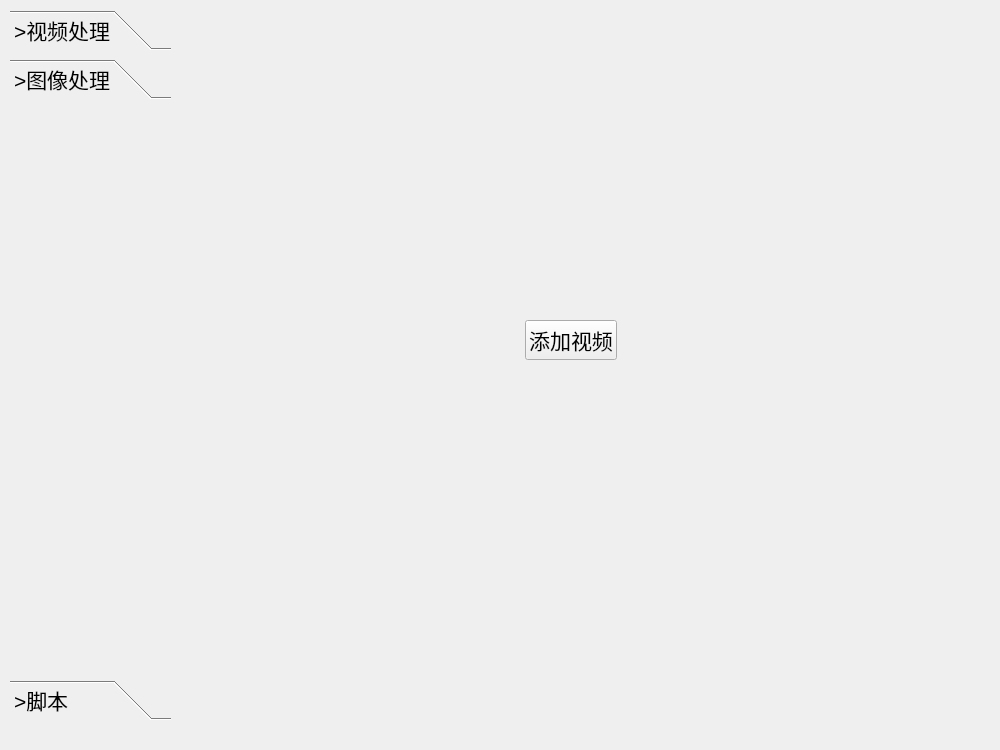
The window that ui/mainwindow.ui (zhufl0811/CommonTools) describes before a commit, drawn with Qt 5.
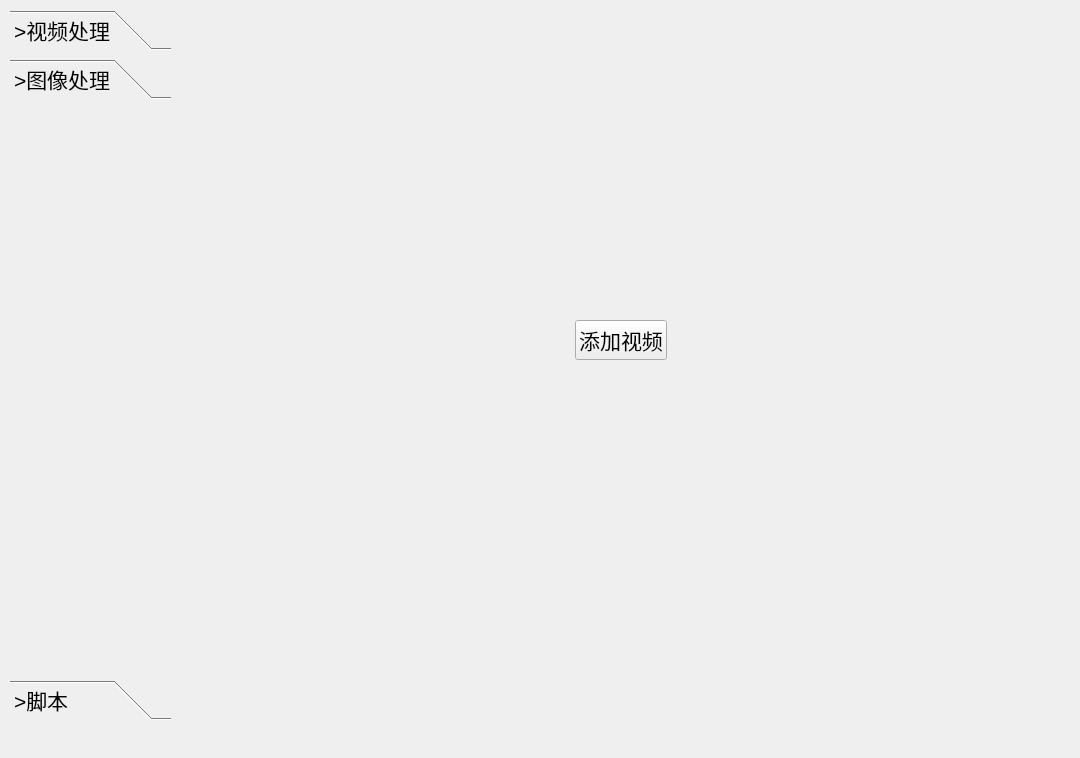
The same window after the commit. The open tabs and pages were chosen to show the change.

The edit to the form file:
```diff
--- a/ui/mainwindow.ui
+++ b/ui/mainwindow.ui
@@ -6,8 +6,8 @@
    <rect>
     <x>0</x>
     <y>0</y>
-    <width>1000</width>
-    <height>750</height>
+    <width>1080</width>
+    <height>758</height>
    </rect>
   </property>
   <property name="windowTitle">
@@ -156,7 +156,7 @@
      <rect>
       <x>160</x>
       <y>0</y>
-      <width>840</width>
+      <width>920</width>
       <height>720</height>
      </rect>
     </property>
@@ -164,12 +164,12 @@
      <number>0</number>
     </property>
     <widget class="QWidget" name="pageVideoResize">
-     <widget class="QWidget" name="">
+     <widget class="QWidget" name="layoutWidget">
       <property name="geometry">
        <rect>
         <x>10</x>
         <y>10</y>
-        <width>801</width>
+        <width>901</width>
         <height>701</height>
        </rect>
       </property>
```
Left out of the diff: 14 changed lines with no effect on the pictures.
